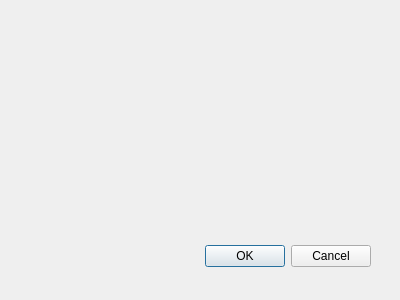
yujiecong/Qt-Zhku-Client, file Qt-Zhku-Client/closedialog.ui: the form before one commit.
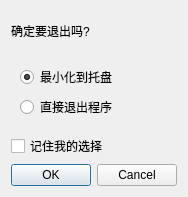
The form after the commit.

Commit message: 添加任务栏图标,退出对话框

What changed in the file:
```diff
--- a/Qt-Zhku-Client/closedialog.ui
+++ b/Qt-Zhku-Client/closedialog.ui
@@ -1,36 +1,70 @@
-<ui version="4.0" >
- <author></author>
- <comment></comment>
- <exportmacro></exportmacro>
- <class>Dialog</class>
- <widget class="QDialog" name="Dialog" >
-  <property name="geometry" >
+<?xml version="1.0" encoding="UTF-8"?>
+<ui version="4.0">
+ <class>CloseDialog</class>
+ <widget class="QDialog" name="CloseDialog">
+  <property name="geometry">
    <rect>
     <x>0</x>
     <y>0</y>
-    <width>400</width>
-    <height>300</height>
+    <width>186</width>
+    <height>197</height>
    </rect>
   </property>
   <property name="windowTitle" >
    <string>Dialog</string>
   </property>
-  <widget class="QDialogButtonBox" name="buttonBox" >
-   <property name="geometry" >
-    <rect>
-     <x>30</x>
-     <y>240</y>
-     <width>341</width>
-     <height>32</height>
-    </rect>
-   </property>
-   <property name="orientation" >
-    <enum>Qt::Horizontal</enum>
-   </property>
-   <property name="standardButtons" >
-    <set>QDialogButtonBox::Cancel|QDialogButtonBox::Ok</set>
-   </property>
-  </widget>
+  <property name="modal">
+   <bool>true</bool>
+  </property>
+  <layout class="QVBoxLayout" name="verticalLayout_2">
+   <item>
+    <widget class="QLabel" name="label">
+     <property name="text">
+      <string>确定要退出吗?</string>
+     </property>
+    </widget>
+   </item>
+   <item>
+    <widget class="QWidget" name="widget" native="true">
+     <layout class="QVBoxLayout" name="verticalLayout">
+      <item>
+       <widget class="QRadioButton" name="toBottom">
+        <property name="text">
+         <string>最小化到托盘</string>
+        </property>
+        <property name="checked">
+         <bool>true</bool>
+        </property>
+       </widget>
+      </item>
+      <item>
+       <widget class="QRadioButton" name="closed">
+        <property name="text">
+         <string>直接退出程序</string>
+        </property>
+       </widget>
+      </item>
+     </layout>
+    </widget>
+   </item>
+   <item>
+    <widget class="QCheckBox" name="memory">
+     <property name="text">
+      <string>记住我的选择</string>
+     </property>
+    </widget>
+   </item>
+   <item>
+    <widget class="QDialogButtonBox" name="buttonBox">
+     <property name="orientation">
+      <enum>Qt::Horizontal</enum>
+     </property>
+     <property name="standardButtons">
+      <set>QDialogButtonBox::Cancel|QDialogButtonBox::Ok</set>
+     </property>
+    </widget>
+   </item>
+  </layout>
  </widget>
  <pixmapfunction></pixmapfunction>
  <resources/>
```
Left out of the diff: 15 changed lines with no effect on the pictures. The commit also changes 63 other files.
